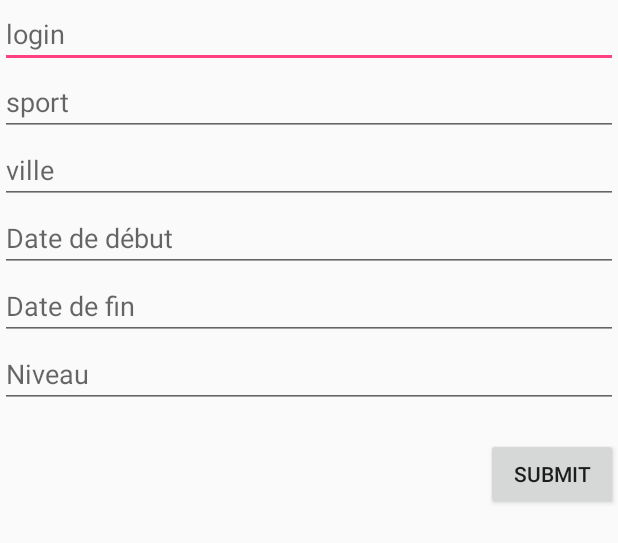
After one commit to axel-thiel/FAP_Android, an Android app: the layout create_card_user.xml on its own in the app's theme, with its tools: preview values and no code run, on a phone screen of 412 x 824 dp. The commit adds this screen. Shown: the top 543 px of the screen. Run offline under Robolectric (Android 15) with nearby library versions, the phone set to English and light mode, and no system bars.

Commit message:
start to create New card bottom and cards database

```diff
--- a/app/src/main/AndroidManifest.xml
+++ b/app/src/main/AndroidManifest.xml
@@ -18,6 +18,7 @@
         <activity android:name=".userHomeActivity"/>
         <activity android:name=".DetailAndResultCardActivity"/>
         <activity android:name=".CreateUserActivity"/>
+        <activity android:name=".CreateResearchCardActivity"/>
 
 
 
--- a/app/src/main/java/com/findactivitypartner/damienaxel/findactivitypartner_app/CreateUserActivity.java
+++ b/app/src/main/java/com/findactivitypartner/damienaxel/findactivitypartner_app/CreateUserActivity.java
@@ -31,7 +31,8 @@ public class CreateUserActivity extends Activity {
 
         User newUser = new User(textViewLogin.getText().toString(),textViewPassword.getText().toString(),
                 textViewEmail.getText().toString());
-          userBDD = new UserBDD(this);
+
+        userBDD = new UserBDD(this);
         userBDD.open();
         userBDD.insertNewUser(newUser);
         userBDD.close();
--- a/app/src/main/java/com/findactivitypartner/damienaxel/findactivitypartner_app/DataBaseUserCard.java
+++ b/app/src/main/java/com/findactivitypartner/damienaxel/findactivitypartner_app/DataBaseUserCard.java
@@ -14,7 +14,7 @@ public class DataBaseUserCard {
         List<ActivityCard> listeFichesTriee = new ArrayList<>();
 
         for (ActivityCard ficheUser: fullList) {
-            if(ficheUser.getPseudo().equals(userLogin)){
+            if(ficheUser.getLogin().equals(userLogin)){
                listeFichesTriee.add(ficheUser);
             }
         }
@@ -71,7 +71,7 @@ public class DataBaseUserCard {
     public static List<ActivityCard> createListOfAssociatedCard(ActivityCard activityCard){
         List<ActivityCard> associatedCardList = new ArrayList<ActivityCard>();
         for (ActivityCard activityCards: fullList) {
-            if ((!activityCard.getPseudo().equals(activityCards.getPseudo())) &&
+            if ((!activityCard.getLogin().equals(activityCards.getLogin())) &&
                     activityCard.getSport().equals(activityCards.getSport()) &&
                     activityCard.getVille().equals(activityCards.getVille())){
                 associatedCardList.add(activityCards);
--- a/app/src/main/java/com/findactivitypartner/damienaxel/findactivitypartner_app/DetailAndResultCardActivity.java
+++ b/app/src/main/java/com/findactivitypartner/damienaxel/findactivitypartner_app/DetailAndResultCardActivity.java
@@ -13,7 +13,7 @@ import java.util.List;
  */
 public class DetailAndResultCardActivity extends Activity {
 
-    UserBDD userBDD = new UserBDD(this);
+//    UserBDD userBDD = new UserBDD(this);
 
     @Override
     protected void onCreate(Bundle savedInstanceState) {
@@ -34,12 +34,14 @@ public class DetailAndResultCardActivity extends Activity {
         ActivityCard UserCardChoose = (ActivityCard) bundle.get("choosedUserCard");
         textViewSport.setText(UserCardChoose.getSport());
         textViewVille.setText(UserCardChoose.getVille());
-        textViewPseudo.setText(UserCardChoose.getPseudo());
+        textViewPseudo.setText(UserCardChoose.getLogin());
         textViewDateIn.setText(UserCardChoose.getDateDebut());
         textViewDateOut.setText(UserCardChoose.getDateFin());
         textViewNiveau.setText(UserCardChoose.getNiveauActivite());
         textViewCommentaire.setText(UserCardChoose.getComentaireActivite());
         imageView.setImageResource(UserCardChoose.getImage());
+
+        // method to find the associates cards in the fake database
         List<ActivityCard> associatedCards = DataBaseUserCard.createListOfAssociatedCard(UserCardChoose);
 
         FicheUserAdapter ficheUserAdapter = new FicheUserAdapter(this, R.layout.adapter_fiche_user, associatedCards);
--- a/app/src/main/java/com/findactivitypartner/damienaxel/findactivitypartner_app/FicheUserAdapter.java
+++ b/app/src/main/java/com/findactivitypartner/damienaxel/findactivitypartner_app/FicheUserAdapter.java
@@ -34,7 +34,7 @@ public class FicheUserAdapter extends ArrayAdapter {
 
         textViewSport.setText(listeActivite.get(position).getSport());
         textViewVille.setText(listeActivite.get(position).getVille());
-        textViewPseudo.setText(listeActivite.get(position).getPseudo());
+        textViewPseudo.setText(listeActivite.get(position).getLogin());
         imageUser.setImageResource(listeActivite.get(position).getImage());
 
 
--- a/app/src/main/java/com/findactivitypartner/damienaxel/findactivitypartner_app/MyBaseSqlite.java
+++ b/app/src/main/java/com/findactivitypartner/damienaxel/findactivitypartner_app/SqliteBddUserProfiles.java
@@ -7,7 +7,7 @@ import android.database.sqlite.SQLiteOpenHelper;
 /**
  * Created by maax on 05/08/16.
  */
-public class MyBaseSqlite extends SQLiteOpenHelper {
+public class SqliteBddUserProfiles extends SQLiteOpenHelper {
     private static final String COL_ID = "user_id";
     private static final String TABLE_USER = "User_table";
     private static final String LOGIN = "Login";
@@ -19,7 +19,7 @@ public class MyBaseSqlite extends SQLiteOpenHelper {
             COL_ID + " INTEGER PRIMARY KEY AUTOINCREMENT NOT NULL, " + LOGIN + " TEXT NOT NULL, "
             + PASSWORD + " TEXT NOT NULL, " + EMAIL + " TEXT NOT NULL ); ";
 
-    public MyBaseSqlite(Context context, String name, SQLiteDatabase.CursorFactory factory, int version) {
+    public SqliteBddUserProfiles(Context context, String name, SQLiteDatabase.CursorFactory factory, int version) {
         super(context, name, factory, DATABASE_VERSION);
     }
 
--- a/app/src/main/res/layout/activity_main.xml
+++ b/app/src/main/res/layout/activity_main.xml
@@ -40,7 +40,7 @@
         android:id="@+id/button_all_BDD"
         android:layout_width="wrap_content"
         android:layout_height="wrap_content"
-        android:text="all users"
+        android:text="all users (log)"
         android:onClick="onBDDAccess"
         android:layout_marginTop="50dp"
         android:layout_gravity="end"
--- /dev/null
+++ b/app/src/main/res/layout/create_card_user.xml
@@ -0,0 +1,52 @@
+<?xml version="1.0" encoding="utf-8"?>
+<LinearLayout xmlns:android="http://schemas.android.com/apk/res/android"
+    android:orientation="vertical" android:layout_width="match_parent"
+    android:layout_height="match_parent">
+
+    <EditText
+        android:layout_width="match_parent"
+        android:layout_height="wrap_content"
+        android:hint="login"
+        />
+
+    <EditText
+        android:layout_width="match_parent"
+        android:layout_height="wrap_content"
+        android:hint="sport"
+        />
+
+    <EditText
+        android:layout_width="match_parent"
+        android:layout_height="wrap_content"
+        android:hint="ville"
+        />
+
+    <EditText
+        android:layout_width="match_parent"
+        android:layout_height="wrap_content"
+        android:hint="Date de début"
+        />
+
+    <EditText
+        android:layout_width="match_parent"
+        android:layout_height="wrap_content"
+        android:hint="Date de fin"
+        />
+
+    <EditText
+        android:layout_width="match_parent"
+        android:layout_height="wrap_content"
+        android:hint="Niveau"
+        />
+
+    <Button
+        android:id="@id/button_create_new_user"
+        android:layout_width="wrap_content"
+        android:layout_height="wrap_content"
+        android:layout_gravity="end"
+        android:layout_marginTop="20dp"
+        android:onClick="onCreateResearchCard"
+        android:text="Submit"
+        />
+
+</LinearLayout>
```
Also changed, not shown: app/src/main/java/com/findactivitypartner/damienaxel/findactivitypartner_app/ActivityCard.java (+9 -11 lines), app/src/main/java/com/findactivitypartner/damienaxel/findactivitypartner_app/CreateResearchCardActivity.java (added, +16 -0 lines), app/src/main/java/com/findactivitypartner/damienaxel/findactivitypartner_app/UserBDD.java (+4 -6 lines), app/src/main/java/com/findactivitypartner/damienaxel/findactivitypartner_app/userHomeActivity.java (+12 -2 lines), app/src/main/res/layout/card_detail_and_results.xml (+3 -11 lines), app/src/main/res/layout/user_home.xml (+8 -0 lines), app/src/main/res/drawable/noUserImages.png (added).
